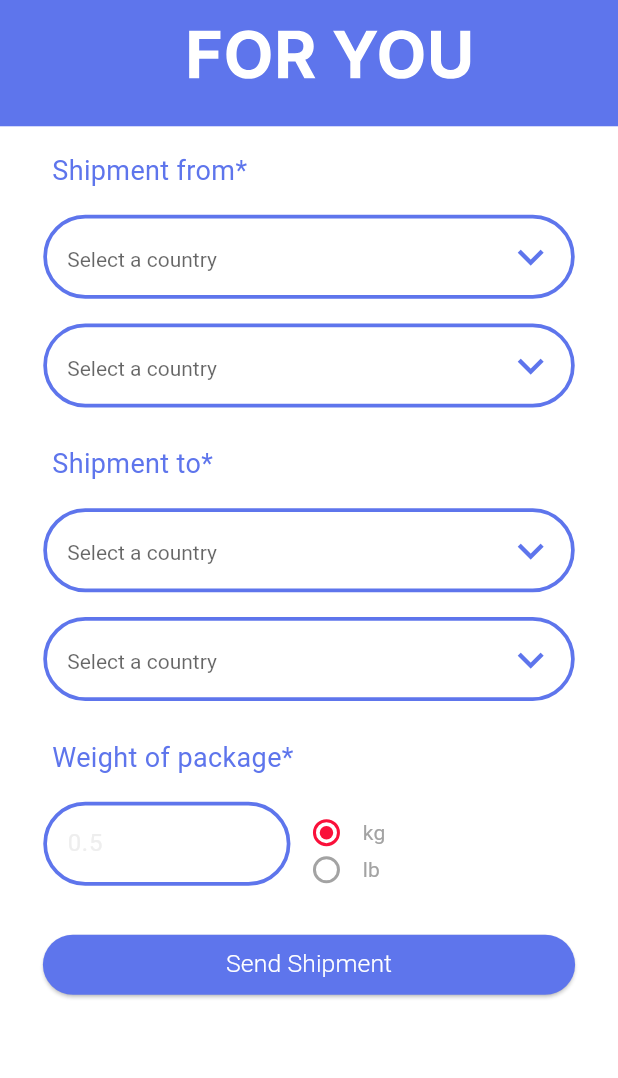
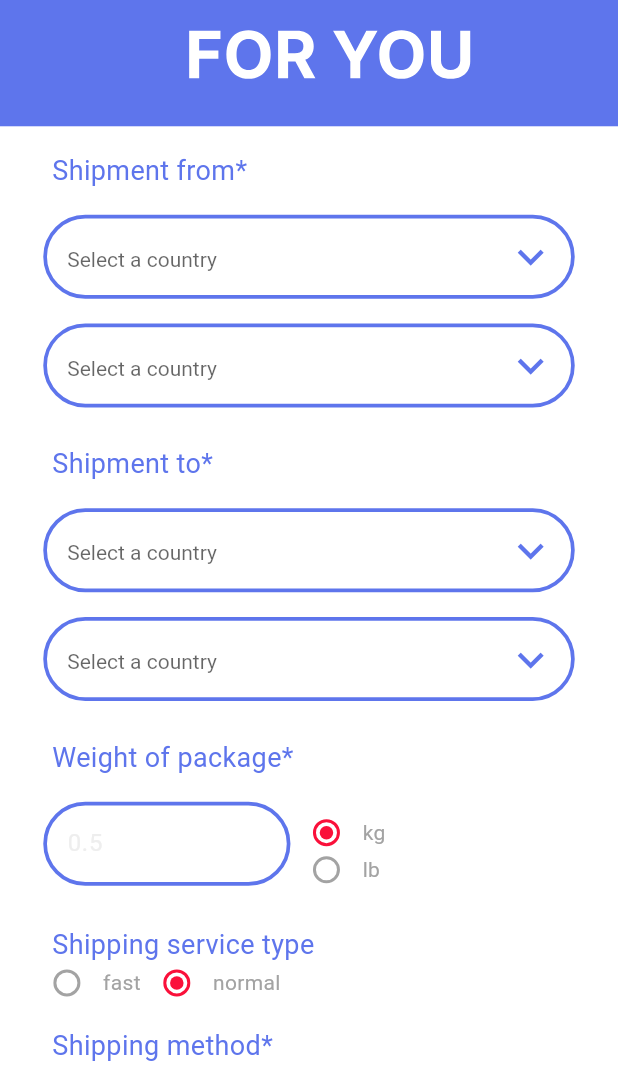
Before and after one commit to husainaali/for_you, a Flutter app: the CalculatorPageView screen opened by its route, on a phone screen of 412 x 824 dp, the part 158-1236 px from its top. Run offline on Flutter 3.47's test engine with Material 3 defaults, Android fonts, the phone set to English and light mode, and no system bars; drawn by our look-alikes of auto_size_text; our stand-ins replace easy_localization, file_picker, flutter_animate, flutter_native_splash, flutter_svg, gap and 5 more; accounts and stored records are empty; network calls fail; statements that could not run were skipped.

Commit message:
calculate update

```diff
--- a/lib/constants/config.dart
+++ b/lib/constants/config.dart
@@ -17,6 +17,7 @@ class AppConfig {
   static const registerManagerData = "manager_register.php";
 
   static const getCountriesCitiesData = "get_countries_cities.php";
+  static const getShipmentMethod = "get_shipment_method.php";
 
 
 }
--- a/lib/views/calculator_page_view/calculator_page_view.dart
+++ b/lib/views/calculator_page_view/calculator_page_view.dart
@@ -29,7 +29,7 @@ class CalculatorPageView extends StatelessWidget {
                       left: customWidth(context, percentage: 0.05),
                       right: customWidth(context, percentage: 0.05)),
                   children: [
-                    AutoSizeText(
+                    const AutoSizeText(
                       '   Shipment from*',
                       maxFontSize: 24,
                       minFontSize: 18,
@@ -42,7 +42,7 @@ class CalculatorPageView extends StatelessWidget {
                     Gap(
                       customHeight(context, percentage: 0.03),
                     ),
-                    AutoSizeText(
+                    const AutoSizeText(
                       '   Shipment to*',
                       maxFontSize: 24,
                       minFontSize: 18,
@@ -55,7 +55,7 @@ class CalculatorPageView extends StatelessWidget {
                     Gap(
                       customHeight(context, percentage: 0.03),
                     ),
-                    AutoSizeText(
+                    const AutoSizeText(
                       '   Weight of package*',
                       maxFontSize: 24,
                       minFontSize: 18,
@@ -195,6 +195,87 @@ class CalculatorPageView extends StatelessWidget {
                         ],
                       ),
                     ),
+                    Gap(customHeight(context, percentage: 0.02)),
+                    customTitleLable('   Shipping service type'),
+                    Row(
+                      children: List.generate(
+                        2,
+                        (index) => SizedBox(
+                          height: customHeight(context, percentage: 0.03),
+                          child: Row(
+                            children: [
+                              Radio(
+                                focusColor: AppColor.appColorGreyNormal,
+                                activeColor: AppColor.appColorGreyNormal,
+                                overlayColor: MaterialStateProperty.all(
+                                    AppColor.appColorGreyNormal),
+                                fillColor:
+                                    MaterialStateProperty.resolveWith<Color>(
+                                        (states) {
+                                  if (states.contains(MaterialState.selected)) {
+                                    return AppColor.appColorAccentRed;
+                                  }
+                                  return AppColor
+                                      .appColorGreyNormal;
+                                }),
+                                value: true,
+                                toggleable: true,
+                                groupValue: index == 0
+                                    ? !model.shippingType
+                                    : model.shippingType,
+                                onChanged: (value) {
+                                  if (index == 0) {
+                                    print('fast $value');
+                                    model.shippingType = !model.shippingType;
+                                  } else {
+                                    model.shippingType = !model.shippingType;
+                                    print('normal $value');
+                                  }
+                                  model.notifyListeners();
+                                },
+                              ),
+                              AutoSizeText(
+                                index == 0 ? 'fast' : 'normal',
+                                maxFontSize: 14,
+                                minFontSize: 14,
+                                style: const TextStyle(
+                                    color: AppColor.appColorGreyNormal),
+                              ),
+                            ],
+                          ),
+                        ),
+                      ),
+                    ),
+                    Gap(customHeight(context, percentage: 0.02)),
+                    const AutoSizeText(
+                      '   Shipping method*',
+                      maxFontSize: 24,
+                      minFontSize: 18,
+                      style: TextStyle(color: AppColor.appColorCornflowerBlue),
+                    ),
+                    SizedBox(
+                      width: customWidth(context),
+                      height: customHeight(context, percentage: 0.09),
+                      child: ListView.builder(
+                          scrollDirection: Axis.horizontal,
+                          itemCount: 4,
+                          itemBuilder: (context, index) {
+                            return Padding(
+                                padding: EdgeInsets.only(
+                                    right:
+                                        customWidth(context, percentage: 0.02),
+                                    top:
+                                        customHeight(context, percentage: 0.02),
+                                    bottom: customHeight(context,
+                                        percentage: 0.001)),
+                                child: customTimeItem(
+                                    context,
+                                    index == 1
+                                        ? AppColor.appColorCornflowerBlue
+                                        : AppColor.appColorGreyNormal,
+                                    '08:30 am 03 Feb 2024'));
+                          }),
+                    ),
                     Gap(customHeight(context, percentage: 0.013)),
                     customRequestButton(context, 'Send Shipment',
                         () => model.generalRequester(pagename: 'Calculator')),
--- a/lib/views/calculator_page_view/calculator_page_view_model.dart
+++ b/lib/views/calculator_page_view/calculator_page_view_model.dart
@@ -23,6 +23,8 @@ class CalculatorPageViewModel extends BaseModel {
 
   bool weightRadioButton = true;
 
+  bool shippingType =true;
+
   List<Country> get countryList => _countryList.value;
   List<City> get fromCities => _fromCities.value;
   List<City> get toCities => _toCities.value;
@@ -31,6 +33,7 @@ class CalculatorPageViewModel extends BaseModel {
     context = calculatorContext;
     setBusy(true);
     await getCountries();
+    await _calculatorServices.getShipmentMethods(1,1,'normal');
     setBusy(false);
   }
 
```
Also changed, not shown: lib/services/calculator_services.dart (+30 -0 lines), lib/views/calculator_page_view/send_shipment_page_view.dart (+1 -33 lines).
